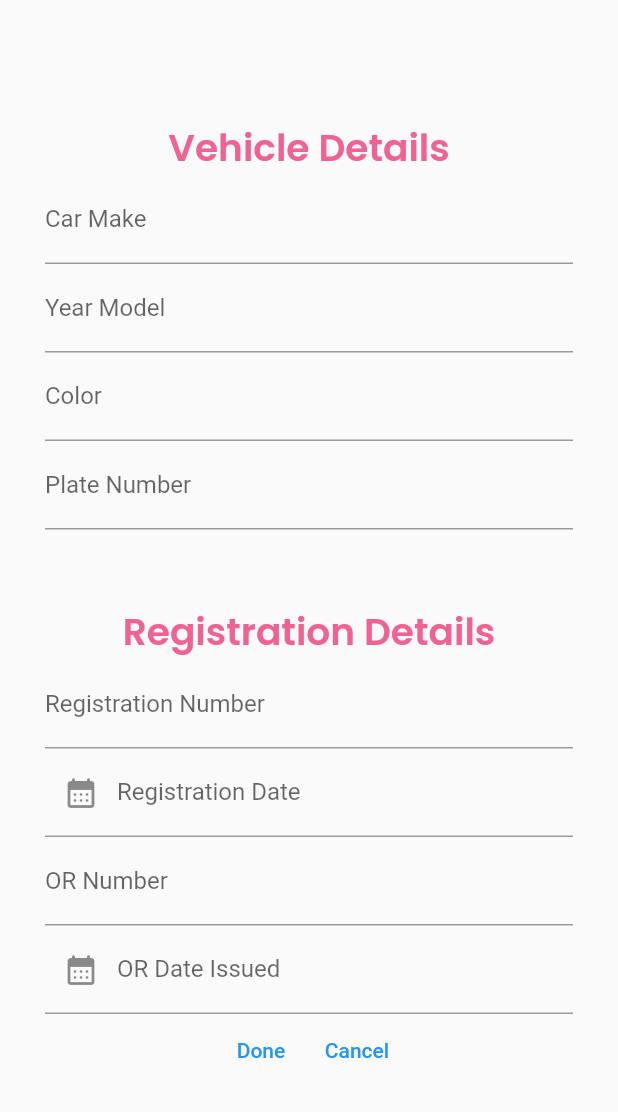
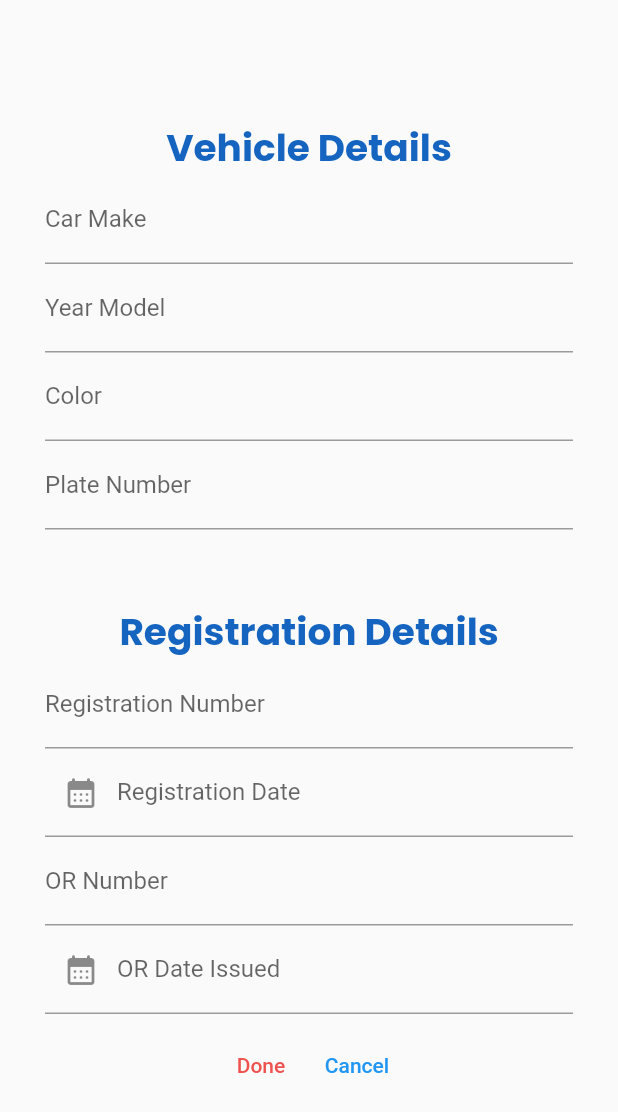
Before and after one commit to dijjeu/fleet_monitoring, a Flutter app: the Home screen opened directly, after a tap on the "add" icon, on a phone screen of 412 x 824 dp. Shown: the top 1112 px of the screen. Run offline on Flutter 3.47's test engine with Material 2 defaults, Android fonts, the light colour scheme and no system bars; our stand-ins replace curved_navigation_bar, flutter_local_notifications, google_fonts, shared_preferences; accounts and stored records are empty.

Commit message:
updates
vehicle input can now redirect to vehicle entry

ui changes

```diff
--- a/lib/home.dart
+++ b/lib/home.dart
@@ -26,7 +26,7 @@ class _HomeState extends State<Home> {
     const DashboardScreen(),
     const Notif(),
     //const VehicleReport(serviceEntry: []),
-    //StoredValuesPage(),
+    StoredValuesPage(),
   ];
 
   @override
@@ -38,7 +38,7 @@ class _HomeState extends State<Home> {
       const Icon(Icons.home_rounded), //home
       const Icon(Icons.notifications), //notification
       //const Icon(Icons.report), //vehicle report
-      //const Icon(Icons.person_rounded),
+      const Icon(Icons.person_rounded),
     ];
 
     return Scaffold(
--- a/lib/login/login.dart
+++ b/lib/login/login.dart
@@ -129,7 +129,7 @@ class _LoginState extends State<Login> {
                     child: const Text('Login'),
                     style: ButtonStyle(
                       shadowColor: MaterialStateProperty.all<Color?>(Colors.black54),
-                      backgroundColor: MaterialStateProperty.all(Colors.red[800]),
+                      backgroundColor: MaterialStateProperty.all(Colors.red[400]),
                       shape: MaterialStateProperty.all<RoundedRectangleBorder>(
                         RoundedRectangleBorder(
                           borderRadius: BorderRadius.circular(20), // Adjust the value as needed
--- a/lib/login/register.dart
+++ b/lib/login/register.dart
@@ -160,7 +160,7 @@ class _RegisterState extends State<Register>{
                       },
                     style: ButtonStyle(
                       shadowColor: MaterialStateProperty.all<Color?>(Colors.black54),
-                      backgroundColor: MaterialStateProperty.all(Colors.red[800]),
+                      backgroundColor: MaterialStateProperty.all(Colors.red[400]),
                       shape: MaterialStateProperty.all<RoundedRectangleBorder>(
                         RoundedRectangleBorder(
                           borderRadius: BorderRadius.circular(20), // Adjust the value as needed
--- a/lib/vehicle/vehicle_entry.dart
+++ b/lib/vehicle/vehicle_entry.dart
@@ -28,7 +28,7 @@ class VehicleEntry extends StatelessWidget {
                 style: GoogleFonts.poppins(
                   fontSize: 35,
                   fontWeight: FontWeight.w800,
-                  color: Colors.pink[300],
+                  color: Colors.blue[800],
                 ),
               ),
             ),
@@ -41,7 +41,7 @@ class VehicleEntry extends StatelessWidget {
               style: GoogleFonts.poppins(
                 fontSize: 25,
                 fontWeight: FontWeight.w600,
-                color: Colors.pink[300],
+                color: Colors.red[400],
               ),
             ),
             //const SizedBox(height: 10),
@@ -83,7 +83,7 @@ class VehicleEntry extends StatelessWidget {
               style: GoogleFonts.poppins(
                 fontSize: 25,
                 fontWeight: FontWeight.w600,
-                color: Colors.pink[300],
+                color: Colors.red[400],
               ),
             ),
             //const SizedBox(height: 10),
--- a/lib/vehicle/vehicle_input.dart
+++ b/lib/vehicle/vehicle_input.dart
@@ -95,21 +95,25 @@ class _AddVehicleState extends State<AddVehicle> {
             mainAxisAlignment: MainAxisAlignment.center,
             mainAxisSize: MainAxisSize.min,
             children: [
-              const SizedBox(height: 10),
+              const SizedBox(height: 50),
               Text(
                 'Vehicles',
                 textAlign: TextAlign.center,
                 style: GoogleFonts.poppins(
                   fontSize: 35,
                   fontWeight: FontWeight.w800,
-                  color: Colors.pink[300],
+                  color: Colors.blue[800],
                 ),
               ),
-              const SizedBox(height: 10),
+              //const SizedBox(height: 10),
               vehicleDetails.isEmpty
-                  ? const Text(
+                  ? Text(
                       'No vehicles listed yet..',
-                      style: TextStyle(fontSize: 22),
+                      style: GoogleFonts.poppins(
+                        fontSize: 22,
+                        fontWeight: FontWeight.normal,
+                        color: Colors.black54,
+                      ),
                     )
                   : Expanded(
                       child: ListView.builder(
@@ -126,6 +130,7 @@ class _AddVehicleState extends State<AddVehicle> {
           Navigator.push(
               context, MaterialPageRoute(builder: (context) => vehicleInput()));
         },
+        backgroundColor: Colors.red[400],
         child: const Icon(Icons.add),
       ),
       floatingActionButtonLocation: FloatingActionButtonLocation.miniEndFloat,
@@ -133,7 +138,14 @@ class _AddVehicleState extends State<AddVehicle> {
   }
 
   Widget getRow(int index) {
-    return Card(
+    return GestureDetector(
+      onTap: () {
+        Navigator.push(
+          context,
+          MaterialPageRoute(builder: (context) => VehicleEntry(vehicle: vehicleDetails[index])),
+        );
+      },
+      child: Card(
         child: ListTile(
           title: Column(
             crossAxisAlignment: CrossAxisAlignment.start,
@@ -179,8 +191,10 @@ class _AddVehicleState extends State<AddVehicle> {
             ),
           ),
         ),
+      ),
     );
   }
+
 
   Widget vehicleInput() {
     return Scaffold(
@@ -200,8 +214,8 @@ class _AddVehicleState extends State<AddVehicle> {
                 textAlign: TextAlign.center,
                 style: GoogleFonts.poppins(
                   fontSize: 25,
-                  fontWeight: FontWeight.w600,
-                  color: Colors.pink[300],
+                  fontWeight: FontWeight.bold,
+                  color: Colors.blue[800],
                 ),
               ),
               TextField(
@@ -228,8 +242,8 @@ class _AddVehicleState extends State<AddVehicle> {
                 textAlign: TextAlign.center,
                 style: GoogleFonts.poppins(
                   fontSize: 25,
-                  fontWeight: FontWeight.w600,
-                  color: Colors.pink[300],
+                  fontWeight: FontWeight.bold,
+                  color: Colors.blue[800],
                 ),
               ),
               TextField(
@@ -253,7 +267,7 @@ class _AddVehicleState extends State<AddVehicle> {
                   );
                   if (pickedDate != null) {
                     print(pickedDate);
-                    String formattedDate = DateFormat('MM - dd - yyyy').format(pickedDate);
+                    String formattedDate = DateFormat('MM-dd-yyyy').format(pickedDate);
                     print(formattedDate);
                     setState(() {
                       regisDateController.text = formattedDate;
@@ -289,7 +303,7 @@ class _AddVehicleState extends State<AddVehicle> {
                   );
                   if (pickedDate != null) {
                     print(pickedDate);
-                    String formattedDate = DateFormat('MM - dd - yyyy').format(pickedDate);
+                    String formattedDate = DateFormat('MM-dd-yyyy').format(pickedDate);
                     print(formattedDate);
                     setState(() {
                       orDateIssuedController.text = formattedDate;
@@ -306,12 +320,19 @@ class _AddVehicleState extends State<AddVehicle> {
                 },
               ),
 
+              const SizedBox(height: 10),
+
               /// -- text buttons -- ///
               Row(
                 mainAxisAlignment: MainAxisAlignment.center,
                 children: [
                   TextButton(
-                    child: const Text('Done'),
+                    child: Text(
+                      'Done',
+                      style: TextStyle(
+                        color: Colors.red[400],
+                      ),
+                    ),
                     onPressed: () {
                       String carMake = carMakeController.text.trim();
                       String yearModel = yearModelController.text.trim();
```
Also changed, not shown: lib/vehicle/vehicle_service.dart (+24 -7 lines). Lines whose indentation alone changed are shown as unchanged.
